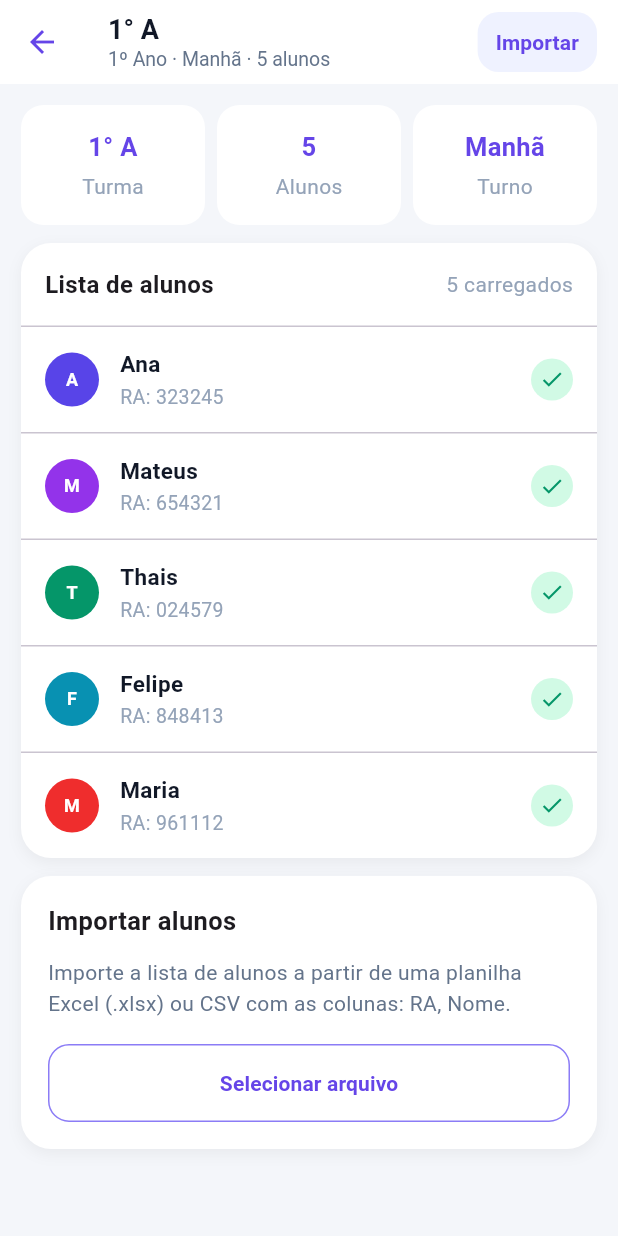
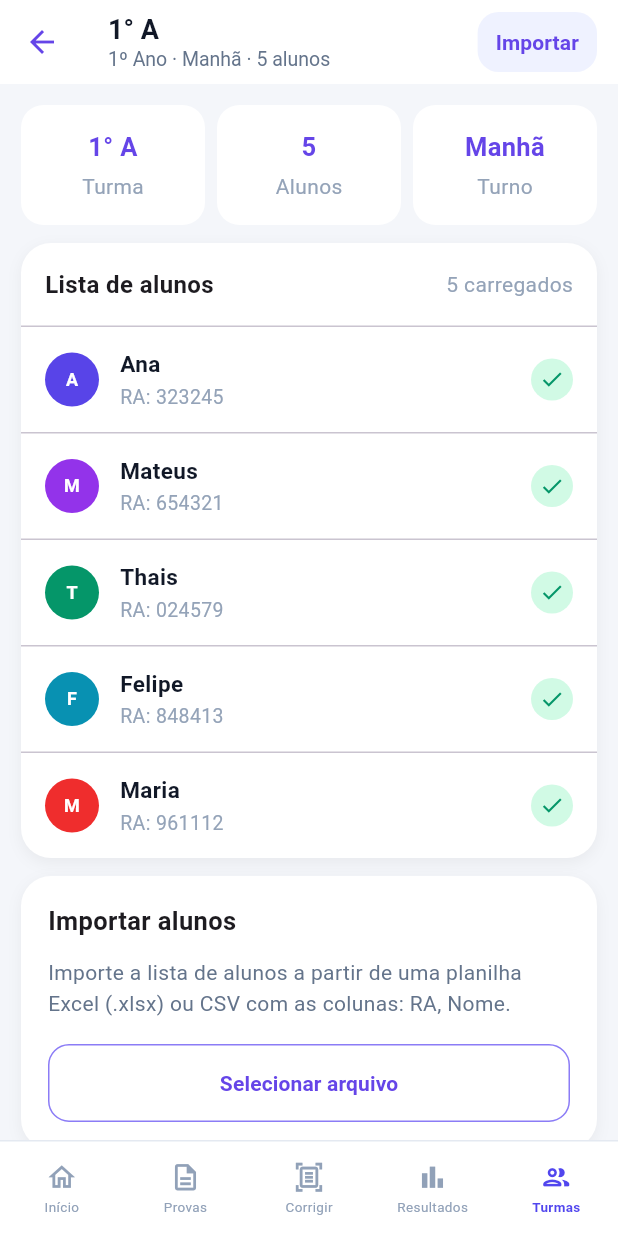
Before and after one commit to JoaoVitorWinter/prova_certa, a Flutter app: the TurmasScreen screen opened directly, after a tap on "1° A", on a phone screen of 412 x 824 dp. Run offline on Flutter 3.47's test engine with Material 3 defaults, Android fonts, the phone set to English and light mode, and no system bars; our stand-ins replace file_picker.

Commit message:
fix: add navigation bar to all screens

```diff
--- a/lib/screens/turma_detalhes_screen.dart
+++ b/lib/screens/turma_detalhes_screen.dart
@@ -2,7 +2,9 @@ import 'package:flutter/material.dart';
 
 import '../models/aluno.dart';
 import '../models/turma.dart';
+import '../widgets/app_bottom_navigation.dart';
 import 'importar_alunos_screen.dart';
+import 'provas_screen.dart';
 
 class TurmaDetalhesScreen extends StatelessWidget {
   final Turma turma;
@@ -90,10 +92,12 @@ class TurmaDetalhesScreen extends StatelessWidget {
         ],
       ),
 
-      body: ListView(
-        padding: const EdgeInsets.all(14),
-
+      body: Column(
         children: [
+          Expanded(
+            child: ListView(
+              padding: const EdgeInsets.all(14),
+              children: [
           Row(
             children: [
               Expanded(
@@ -264,6 +268,18 @@ class TurmaDetalhesScreen extends StatelessWidget {
               ],
             ),
           ),
+              ],
+            ),
+          ),
+          AppBottomNavigation(
+            currentItem: AppNavigationItem.turmas,
+            onProvas: () {
+              Navigator.pushReplacement(
+                context,
+                MaterialPageRoute(builder: (context) => const ProvasScreen()),
+              );
+            },
+          ),
         ],
       ),
     );
--- a/lib/screens/turmas_screen.dart
+++ b/lib/screens/turmas_screen.dart
@@ -1,6 +1,8 @@
 import 'package:flutter/material.dart';
 
 import '../mocks/turmas_mock.dart';
+import '../widgets/app_bottom_navigation.dart';
+import 'provas_screen.dart';
 import 'turma_detalhes_screen.dart';
 import 'nova_turma_screen.dart';
 
@@ -62,10 +64,13 @@ class TurmasScreen extends StatelessWidget {
         ],
       ),
 
-      body: SafeArea(
+      body: Column(
+        children: [
+          Expanded(
+            child: SafeArea(
+              bottom: false,
               child: Padding(
                 padding: const EdgeInsets.all(14),
-
                 child: Column(
                   children: [
               Row(
@@ -209,6 +214,18 @@ class TurmasScreen extends StatelessWidget {
                 ),
               ),
             ),
+          ),
+          AppBottomNavigation(
+            currentItem: AppNavigationItem.turmas,
+            onProvas: () {
+              Navigator.pushReplacement(
+                context,
+                MaterialPageRoute(builder: (context) => const ProvasScreen()),
+              );
+            },
+          ),
+        ],
+      ),
     );
   }
 }
```
Lines whose indentation alone changed are shown as unchanged.
